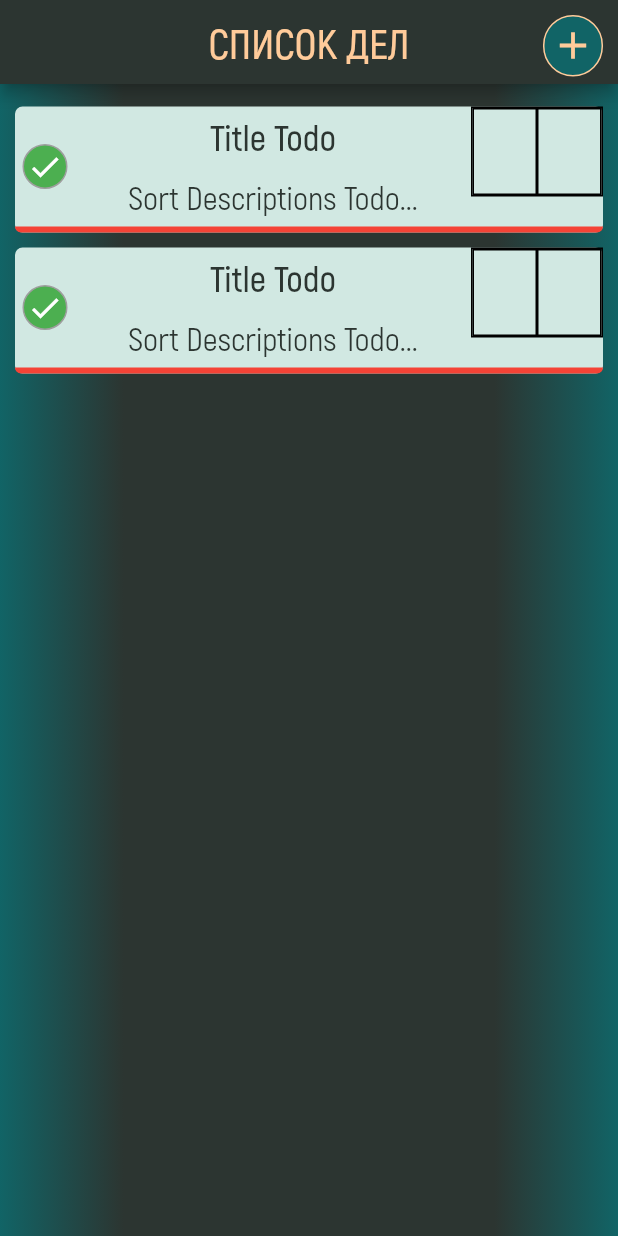
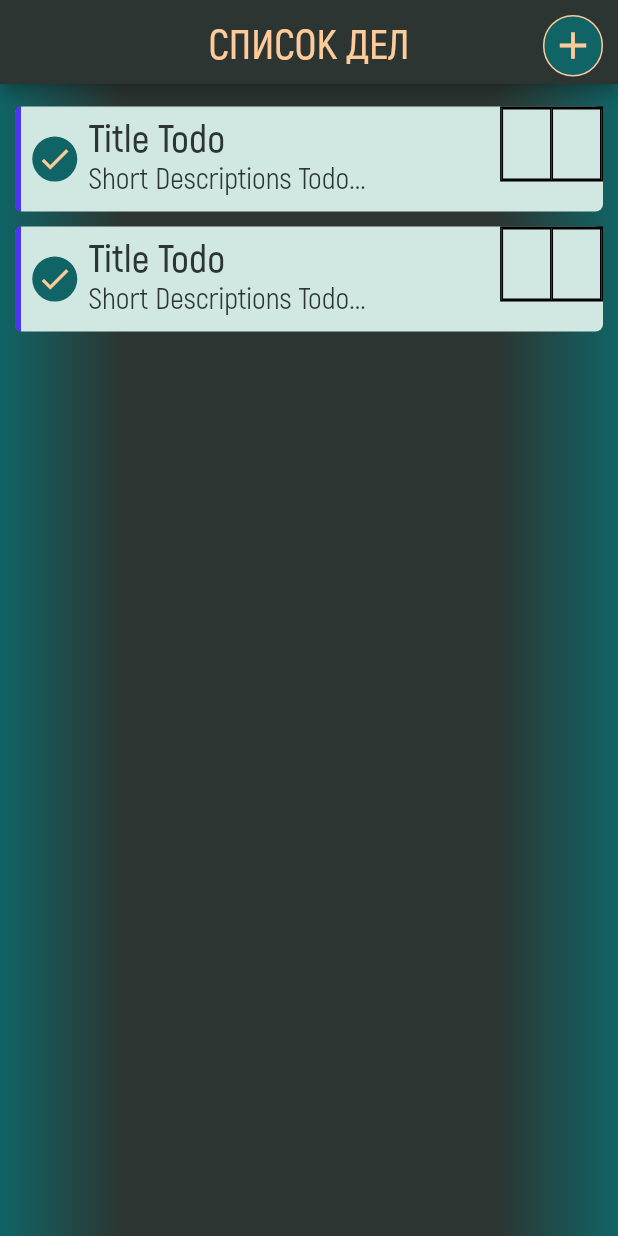
Before and after one commit to yakut54/todolist, a Flutter app: the screen it shows after launch, on a phone screen of 412 x 824 dp. Run offline on Flutter 3.47's test engine with Material 2 defaults, Android fonts, the phone set to English and light mode, and no system bars; drawn by our look-alikes of roundcheckbox.

```diff
--- a/lib/theme/theme.dart
+++ b/lib/theme/theme.dart
@@ -7,12 +7,12 @@ final theme = ThemeData(
     bodyLarge: TextStyle(
       color: GeneralColors.grayblue,
       fontFamily: 'akrobat_semibold',
-      fontSize: 24,
+      fontSize: 26,
     ),
     bodyMedium: TextStyle(
       color: GeneralColors.grayblue,
       fontFamily: 'akrobat_regular',
-      fontSize: 22,
+      fontSize: 20,
     ),
   ),
 );
--- a/lib/widgets/index.dart
+++ b/lib/widgets/index.dart
@@ -1,3 +1,3 @@
-export './ui/tale.dart';
+export 'ui/tile.dart';
 export './ui/add.dart';
 export './ui/background_gradient.dart';
--- a/lib/widgets/ui/checkbox.dart
+++ b/lib/widgets/ui/checkbox.dart
@@ -1,17 +1,30 @@
 import 'package:flutter/material.dart';
 import 'package:roundcheckbox/roundcheckbox.dart';
+import 'package:todolist/theme/colors.dart';
 
 final checkbox = Column(
   mainAxisAlignment: MainAxisAlignment.center,
   crossAxisAlignment: CrossAxisAlignment.center,
   children: <Widget>[
     RoundCheckBox(
-      onTap: (selected) {},
-      uncheckedWidget: const Icon(Icons.close),
+      border: Border.all(width: 1, color: GeneralColors.darkTurquoise),
+      onTap: (selected) {
+        print('RoundCheckBox');
+      },
+      uncheckedColor: GeneralColors.darkTurquoise,
+      uncheckedWidget: const Icon(
+        Icons.alarm,
+        color: GeneralColors.orangePeach,
+      ),
       isChecked: true,
       size: 30,
+      checkedWidget: const Icon(
+        Icons.check,
+        color: GeneralColors.orangePeach,
+      ),
+      checkedColor: GeneralColors.darkTurquoise,
       animationDuration: const Duration(
-        milliseconds: 50,
+        milliseconds: 200,
       ),
     ),
   ],
--- a/lib/widgets/ui/tale.dart
+++ /dev/null
@@ -1,111 +0,0 @@
-import 'package:flutter/material.dart';
-import 'package:todolist/theme/colors.dart';
-import 'package:todolist/widgets/ui/checkbox.dart';
-
-class TaleBtn extends StatelessWidget {
-  const TaleBtn({super.key});
-
-  @override
-  Widget build(BuildContext context) {
-    double screenWidth = MediaQuery.of(context).size.width - 22;
-    final theme = Theme.of(context);
-
-    return Container(
-      width: screenWidth,
-      margin:
-          const EdgeInsets.only(top: 5.0, right: 10.0, bottom: 5.0, left: 10.0),
-      decoration: BoxDecoration(
-        color: GeneralColors.platinum,
-        borderRadius: BorderRadius.circular(5),
-      ),
-      child: Column(
-        children: [
-          SizedBox(
-            height: 80,
-            child: Row(
-              children: [
-                Column(
-                  mainAxisAlignment: MainAxisAlignment.center,
-                  crossAxisAlignment: CrossAxisAlignment.center,
-                  children: [
-                    SizedBox(
-                      width: 40,
-                      child: checkbox,
-                    ),
-                  ],
-                ),
-                Expanded(
-                  flex: 3,
-                  child: Column(
-                    children: [
-                      Container(
-                        height: 40,
-                        child: Align(
-                          alignment: Alignment.center,
-                          child: Text('Title Todo',
-                              style: theme.textTheme.bodyLarge),
-                        ),
-                      ),
-                      Container(
-                        height: 40,
-                        child: Align(
-                          alignment: Alignment.center,
-                          child: Text('Sort Descriptions Todo...',
-                              style: theme.textTheme.bodyMedium),
-                        ),
-                      ),
-                    ],
-                  ),
-                ),
-                Expanded(
-                  flex: 1,
-                  child: Column(
-                    children: [
-                      Container(
-                        height: 60,
-                        decoration: BoxDecoration(border: Border.all(width: 1)),
-                        child: Row(
-                          children: [
-                            Expanded(
-                              flex: 1,
-                              child: Container(
-                                width: 40,
-                                decoration:
-                                    BoxDecoration(border: Border.all(width: 1)),
-                              ),
-                            ),
-                            Expanded(
-                              flex: 1,
-                              child: Container(
-                                width: 45,
-                                decoration:
-                                    BoxDecoration(border: Border.all(width: 1)),
-                              ),
-                            ),
-                          ],
-                        ),
-                      ),
-                      Container(
-                        height: 20,
-                      )
-                    ],
-                  ),
-                )
-              ],
-            ),
-          ),
-          Container(
-            height: 4,
-            decoration: const BoxDecoration(
-              color: Colors.red,
-              borderRadius: BorderRadius.only(
-                bottomLeft: Radius.circular(5),
-                bottomRight: Radius.circular(5),
-              ),
-            ),
-          ),
-        ],
-      ),
-    );
-  }
-}
--- /dev/null
+++ b/lib/widgets/ui/tile.dart
@@ -0,0 +1,123 @@
+import 'package:flutter/material.dart';
+import 'package:todolist/theme/colors.dart';
+import 'package:todolist/widgets/ui/checkbox.dart';
+
+class TaleBtn extends StatelessWidget {
+  const TaleBtn({super.key});
+
+  @override
+  Widget build(BuildContext context) {
+    double screenWidth = MediaQuery.of(context).size.width - 22;
+    final theme = Theme.of(context);
+
+    return Container(
+      width: screenWidth,
+      margin: const EdgeInsets.only(
+        top: 5.0,
+        right: 10.0,
+        bottom: 5.0,
+        left: 10.0,
+      ),
+      decoration: BoxDecoration(
+        color: GeneralColors.platinum,
+        borderRadius: BorderRadius.circular(5),
+      ),
+      child: SizedBox(
+        height: 70,
+        child: Row(
+          children: [
+            Container(
+              width: 4,
+              decoration: const BoxDecoration(
+                borderRadius: BorderRadius.only(
+                  bottomLeft: Radius.circular(5),
+                  topLeft: Radius.circular(5),
+                ),
+                color: Color.fromARGB(255, 76, 54, 244),
+              ),
+            ),
+            Column(
+              mainAxisAlignment: MainAxisAlignment.center,
+              crossAxisAlignment: CrossAxisAlignment.center,
+              children: [
+                SizedBox(
+                  width: 45,
+                  child: checkbox,
+                ),
+              ],
+            ),
+            Expanded(
+              flex: 4,
+              child: Column(
+                children: [
+                  Container(
+                    height: 35,
+                    child: Align(
+                      alignment: Alignment.bottomLeft,
+                      child:
+                          Text('Title Todo', style: theme.textTheme.bodyLarge),
+                    ),
+                  ),
+                  Container(
+                    height: 35,
+                    child: Align(
+                      alignment: Alignment.topLeft,
+                      child: Text(
+                        'Short Descriptions Todo...',
+                        maxLines: 1,
+                        softWrap: false,
+                        style: theme.textTheme.bodyMedium,
+                      ),
+                    ),
+                  ),
+                ],
+              ),
+            ),
+            Expanded(
+              flex: 1,
+              child: Column(
+                children: [
+                  Container(
+                    height: 50,
+                    decoration: BoxDecoration(border: Border.all(width: 1)),
+                    child: Row(
+                      children: [
+                        Expanded(
+                          flex: 1,
+                          child: Container(
+                            width: 40,
+                            decoration:
+                                BoxDecoration(border: Border.all(width: 1)),
+                          ),
+                        ),
+                        Expanded(
+                          flex: 1,
+                          child: Container(
+                            width: 45,
+                            decoration:
+                                BoxDecoration(border: Border.all(width: 1)),
+                          ),
+                        ),
+                      ],
+                    ),
+                  ),
+                  Container(
+                    height: 20,
+                  )
+                ],
+              ),
+            )
+          ],
+        ),
+      ),
+    );
+  }
+}
+
+// Container(
+//             height: 4,
+//             decoration: const BoxDecoration(
+//               color: Colors.red,
+
+//             ),
+//           ),
```
